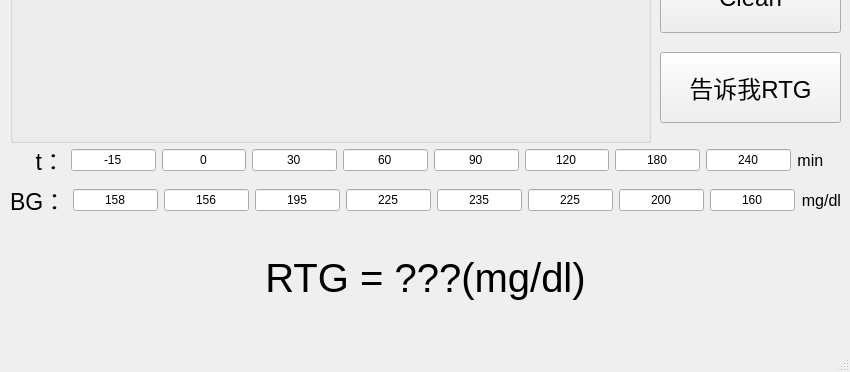
Before: the Qt Designer form ui/RTG.ui in Kingdo777/RTG, drawn with Qt 5; both pictures show x 0 to 850 and y 258 to 630 of the 850 by 630 pixel window.
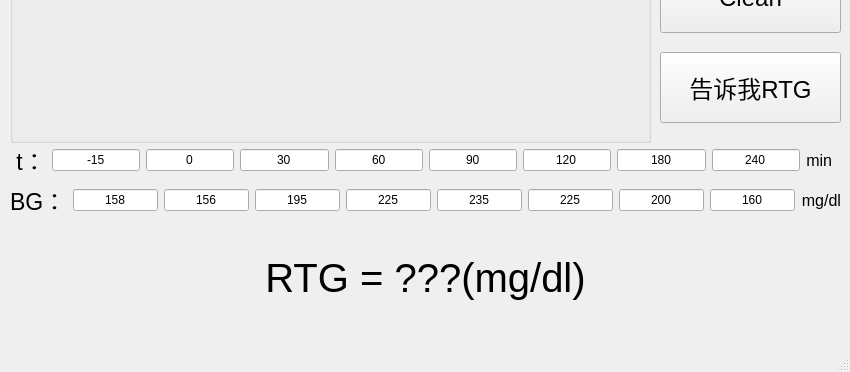
After: the same form once the commit is applied.

Commit message: 调整UI 适应WIN10

Patch:
```diff
--- a/ui/RTG.ui
+++ b/ui/RTG.ui
@@ -69,7 +69,7 @@
         </font>
        </property>
        <property name="text">
-        <string>    t：</string>
+        <string> t：</string>
        </property>
       </widget>
      </item>
@@ -188,7 +188,7 @@
         </font>
        </property>
        <property name="text">
-        <string>min    </string>
+        <string>min  </string>
        </property>
        <property name="alignment">
         <set>Qt::AlignRight|Qt::AlignTrailing|Qt::AlignVCenter</set>
```
Left out of the diff: 2 changed lines with no effect on the pictures. The commit also changes 1 other file.
